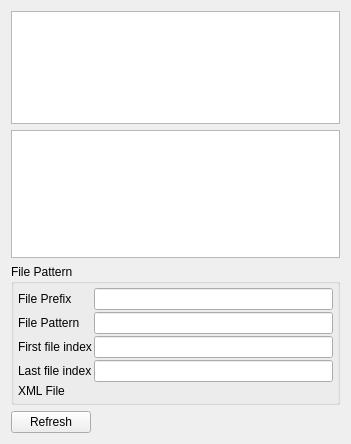
The window that bbp/BBPCircuitReader/pqCircuitReaderPanel.ui (HBPVIS/pv-bbp) describes before a commit, drawn with Qt 5.
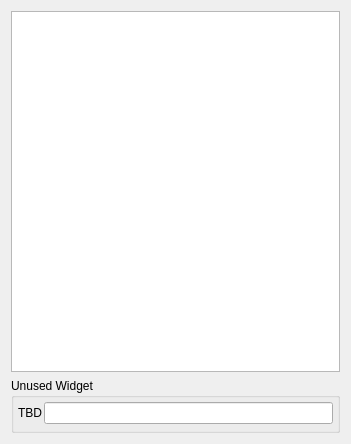
The same window after the commit. Custom widgets are drawn as their Qt base class.

Patch:
```diff
--- a/bbp/BBPCircuitReader/pqCircuitReaderPanel.ui
+++ b/bbp/BBPCircuitReader/pqCircuitReaderPanel.ui
@@ -36,33 +36,11 @@
     </widget>
    </item>
    <item>
-    <widget class="pqTreeView" name="Dimensions" >
-     <property name="sizePolicy" >
-      <sizepolicy vsizetype="Expanding" hsizetype="Expanding" >
-       <horstretch>0</horstretch>
-       <verstretch>0</verstretch>
-      </sizepolicy>
+    <widget class="pqCollapsedGroup" name="FilePatternGroup">
+     <property name="title">
+      <string>Unused Widget</string>
      </property>
-     <property name="maximumSize" >
-      <size>
-       <width>16777215</width>
-       <height>128</height>
-      </size>
-     </property>
-     <property name="selectionMode" >
-      <enum>QAbstractItemView::NoSelection</enum>
-     </property>
-     <property name="rootIsDecorated" >
-      <bool>false</bool>
-     </property>
-    </widget>
-   </item>
-   <item>
-    <widget class="pqCollapsedGroup" name="FilePatternGroup" >
-     <property name="title" >
-      <string>File Pattern</string>
-     </property>
-     <property name="collapsed" stdset="0" >
+     <property name="collapsed" stdset="0">
       <bool>true</bool>
      </property>
      <layout class="QGridLayout" >
@@ -72,138 +50,45 @@
       <property name="spacing" >
        <number>2</number>
       </property>
-      <item row="0" column="0" >
-       <widget class="QLabel" name="label_7" >
-        <property name="sizePolicy" >
-         <sizepolicy vsizetype="Preferred" hsizetype="Preferred" >
+      <item row="0" column="1">
+       <widget class="QLineEdit" name="Unused">
+        <property name="sizePolicy">
+         <sizepolicy hsizetype="Expanding" vsizetype="Fixed">
           <horstretch>0</horstretch>
           <verstretch>0</verstretch>
          </sizepolicy>
         </property>
-        <property name="text" >
-         <string>File Prefix</string>
-        </property>
-        <property name="wordWrap" >
-         <bool>true</bool>
-        </property>
        </widget>
       </item>
-      <item row="0" column="1" >
-       <widget class="QLineEdit" name="FilePrefix" >
-        <property name="sizePolicy" >
-         <sizepolicy vsizetype="Fixed" hsizetype="Expanding" >
+      <item row="1" column="1">
+       <widget class="pqFileChooserWidget" name="XMLFileName" native="true">
+        <property name="sizePolicy">
+         <sizepolicy hsizetype="Expanding" vsizetype="Fixed">
           <horstretch>0</horstretch>
           <verstretch>0</verstretch>
          </sizepolicy>
         </property>
        </widget>
       </item>
-      <item row="2" column="0" >
-       <widget class="QLabel" name="label_3" >
-        <property name="sizePolicy" >
-         <sizepolicy vsizetype="Preferred" hsizetype="Preferred" >
+      <item row="0" column="0">
+       <widget class="QLabel" name="label_7">
+        <property name="sizePolicy">
+         <sizepolicy hsizetype="Preferred" vsizetype="Preferred">
           <horstretch>0</horstretch>
           <verstretch>0</verstretch>
          </sizepolicy>
         </property>
-        <property name="text" >
-         <string>First file index</string>
+        <property name="text">
+         <string>TBD</string>
         </property>
-        <property name="wordWrap" >
+        <property name="wordWrap">
          <bool>true</bool>
         </property>
        </widget>
       </item>
-      <item row="3" column="0" >
-       <widget class="QLabel" name="label" >
-        <property name="sizePolicy" >
-         <sizepolicy vsizetype="Preferred" hsizetype="Preferred" >
-          <horstretch>0</horstretch>
-          <verstretch>0</verstretch>
-         </sizepolicy>
-        </property>
-        <property name="text" >
-         <string>Last file index</string>
-        </property>
-        <property name="wordWrap" >
-         <bool>true</bool>
-        </property>
-       </widget>
-      </item>
-      <item row="1" column="1" >
-       <widget class="QLineEdit" name="FilePattern" >
-        <property name="sizePolicy" >
-         <sizepolicy vsizetype="Fixed" hsizetype="Expanding" >
-          <horstretch>0</horstretch>
-          <verstretch>0</verstretch>
-         </sizepolicy>
-        </property>
-       </widget>
-      </item>
-      <item row="1" column="0" >
-       <widget class="QLabel" name="label_6" >
-        <property name="sizePolicy" >
-         <sizepolicy vsizetype="Preferred" hsizetype="Preferred" >
-          <horstretch>0</horstretch>
-          <verstretch>0</verstretch>
-         </sizepolicy>
-        </property>
-        <property name="text" >
-         <string>File Pattern</string>
-        </property>
-        <property name="wordWrap" >
-         <bool>true</bool>
-        </property>
-       </widget>
-      </item>
-      <item row="4" column="1" >
-       <widget class="pqFileChooserWidget" native="1" name="XMLFileName" >
-        <property name="sizePolicy" >
-         <sizepolicy vsizetype="Fixed" hsizetype="Expanding" >
-          <horstretch>0</horstretch>
-          <verstretch>0</verstretch>
-         </sizepolicy>
-        </property>
-       </widget>
-      </item>
-      <item row="4" column="0" >
-       <widget class="QLabel" name="XMLFileNameLabel" >
-        <property name="sizePolicy" >
-         <sizepolicy vsizetype="Preferred" hsizetype="Preferred" >
-          <horstretch>0</horstretch>
-          <verstretch>0</verstretch>
-         </sizepolicy>
-        </property>
-        <property name="text" >
-         <string>XML File</string>
-        </property>
-        <property name="wordWrap" >
-         <bool>true</bool>
-        </property>
-       </widget>
-      </item>
-      <item row="2" column="1" >
-       <widget class="QLineEdit" name="FileRange_0" />
-      </item>
-      <item row="3" column="1" >
-       <widget class="QLineEdit" name="FileRange_1" />
-      </item>
      </layout>
     </widget>
    </item>
-   <item>
-    <widget class="QPushButton" name="Refresh" >
-     <property name="sizePolicy" >
-      <sizepolicy vsizetype="Minimum" hsizetype="Fixed" >
-       <horstretch>0</horstretch>
-       <verstretch>0</verstretch>
-      </sizepolicy>
-     </property>
-     <property name="text" >
-      <string>Refresh</string>
-     </property>
-    </widget>
-   </item>
   </layout>
  </widget>
  <customwidgets>
```
Left out of the diff: 31 changed lines with no effect on the pictures.
